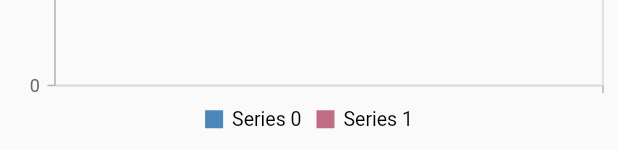
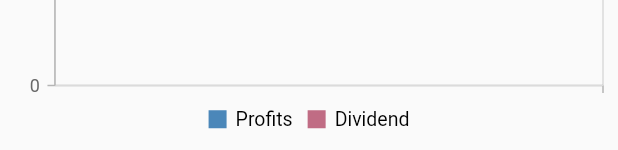
Before and after one commit to berkobob/tradelog-client, a Flutter app: the Reports widget shown alone on an empty page, opened directly, on a phone screen of 412 x 824 dp. Shown: the part 1083-1233 px from the top of the screen. Run offline on Flutter 3.47's test engine with Material 2 defaults, Android fonts, the phone set to English and light mode, and no system bars; our stand-ins replace shared_preferences, syncfusion_flutter_charts; missing offline and left inert: responsive; accounts and stored records are empty; network calls fail.

Commit message:
Add Name to report legend

```diff
--- a/lib/reports/reports.dart
+++ b/lib/reports/reports.dart
@@ -22,16 +22,28 @@ class Reports extends StatelessWidget {
       primaryYAxis: NumericAxis(numberFormat: NumberFormat.compact()),
       series: <ChartSeries>[
         StackedColumnSeries<Report, int>(
+          name: 'Profits',
           dataSource: data,
           xValueMapper: (Report data, _) => data.year,
           yValueMapper: (Report data, _) => data.profits,
+          isVisibleInLegend: true,
+          dataLabelSettings: myDataLabelSettings(),
         ),
         StackedColumnSeries<Report, int>(
+          name: 'Dividend',
           dataSource: data,
           xValueMapper: (Report data, _) => data.year,
           yValueMapper: (Report data, _) => data.dividend,
+          dataLabelSettings: myDataLabelSettings(),
         ),
       ],
     );
   }
+
+  DataLabelSettings myDataLabelSettings() {
+    return const DataLabelSettings(
+        textStyle: TextStyle(color: Colors.white),
+        isVisible: true,
+        labelAlignment: ChartDataLabelAlignment.middle);
+  }
 }
```
